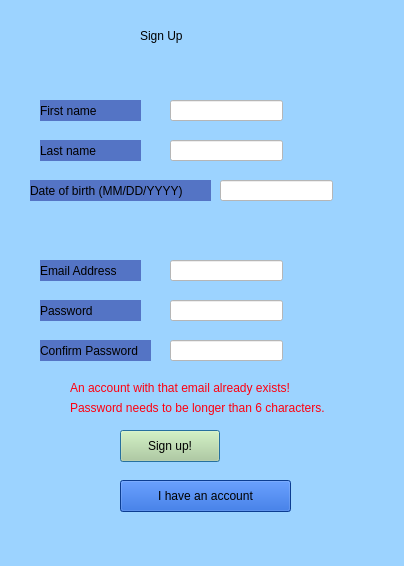
The window that signup.ui (ban2224/capstone_motor) describes before a commit, drawn with Qt 5.
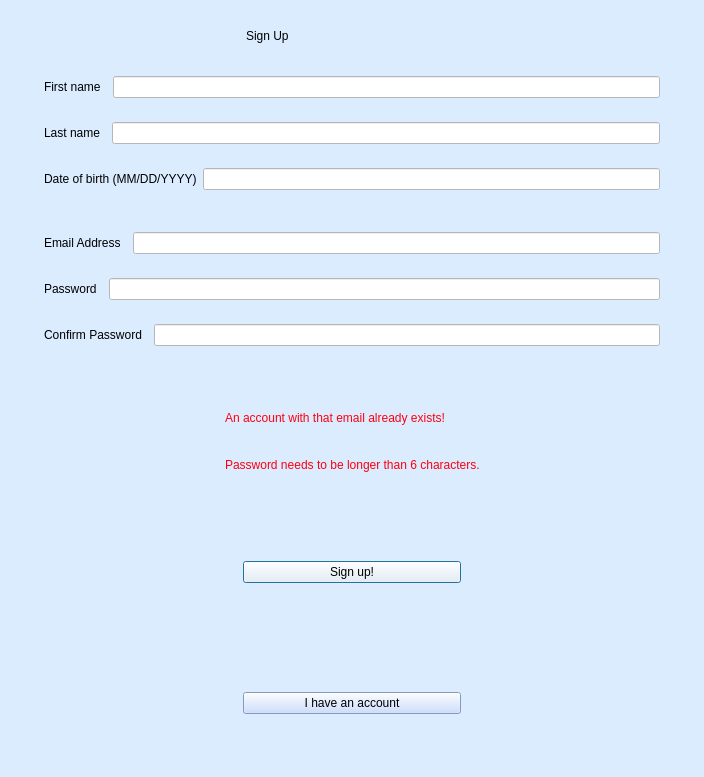
The same window after the commit.

What changed in the file:
```diff
--- a/signup.ui
+++ b/signup.ui
@@ -6,59 +6,29 @@
    <rect>
     <x>0</x>
     <y>0</y>
-    <width>404</width>
-    <height>566</height>
+    <width>704</width>
+    <height>777</height>
    </rect>
   </property>
   <property name="windowTitle">
    <string>Dialog</string>
   </property>
   <property name="styleSheet">
-   <string notr="true">background-color: rgb(156, 211, 255)
+   <string notr="true">background:rgb(219, 236, 255)
 </string>
   </property>
-  <widget class="QLabel" name="ea">
-   <property name="geometry">
-    <rect>
-     <x>40</x>
-     <y>260</y>
-     <width>101</width>
-     <height>21</height>
-    </rect>
-   </property>
-   <property name="styleSheet">
-    <string notr="true">background-color:rgb(84, 116, 197)</string>
-   </property>
-   <property name="text">
-    <string>Email Address</string>
-   </property>
-  </widget>
-  <widget class="QLabel" name="password">
-   <property name="geometry">
-    <rect>
-     <x>40</x>
-     <y>300</y>
-     <width>101</width>
-     <height>21</height>
-    </rect>
-   </property>
-   <property name="styleSheet">
-    <string notr="true">background-color:rgb(84, 116, 197)
-</string>
-   </property>
-   <property name="text">
-    <string>Password</string>
-   </property>
-  </widget>
+  <layout class="QVBoxLayout" name="verticalLayout_5">
+   <item>
+    <widget class="QWidget" name="widget_29" native="true">
+     <layout class="QVBoxLayout" name="verticalLayout_3">
+      <item>
+       <widget class="QWidget" name="widget" native="true">
+        <layout class="QHBoxLayout" name="horizontalLayout_2">
+         <item>
+          <widget class="QWidget" name="widget_6" native="true"/>
+         </item>
+         <item>
   <widget class="QLabel" name="SignUp">
-   <property name="geometry">
-    <rect>
-     <x>140</x>
-     <y>20</y>
-     <width>111</width>
-     <height>31</height>
-    </rect>
-   </property>
    <property name="styleSheet">
     <string notr="true">font: 700 italic 26pt &quot;Georgia&quot;;
 </string>
@@ -67,142 +37,107 @@
     <string>Sign Up</string>
    </property>
   </widget>
-  <widget class="QPushButton" name="subutton">
-   <property name="geometry">
-    <rect>
-     <x>120</x>
-     <y>430</y>
-     <width>100</width>
-     <height>32</height>
-    </rect>
-   </property>
-   <property name="styleSheet">
-    <string notr="true">background-color:rgb(184, 210, 146)</string>
-   </property>
-   <property name="text">
-    <string>Sign up!</string>
-   </property>
-  </widget>
-  <widget class="QLineEdit" name="easu">
-   <property name="geometry">
-    <rect>
-     <x>170</x>
-     <y>260</y>
-     <width>113</width>
-     <height>21</height>
-    </rect>
-   </property>
-   <property name="styleSheet">
-    <string notr="true">background-color:
-rgb(255, 255, 255)</string>
-   </property>
-   <property name="text">
-    <string/>
-   </property>
-  </widget>
-  <widget class="QLineEdit" name="passwordsu">
-   <property name="geometry">
-    <rect>
-     <x>170</x>
-     <y>300</y>
-     <width>113</width>
-     <height>21</height>
-    </rect>
-   </property>
-   <property name="styleSheet">
-    <string notr="true">background-color:
-rgb(255, 255, 255)</string>
-   </property>
-  </widget>
-  <widget class="QLabel" name="cpassword">
-   <property name="geometry">
-    <rect>
-     <x>40</x>
-     <y>340</y>
-     <width>111</width>
-     <height>21</height>
-    </rect>
-   </property>
-   <property name="styleSheet">
-    <string notr="true">background-color:rgb(84, 116, 197)
-</string>
-   </property>
-   <property name="text">
-    <string>Confirm Password</string>
-   </property>
-  </widget>
-  <widget class="QLineEdit" name="passwordsu_2">
-   <property name="geometry">
-    <rect>
-     <x>170</x>
-     <y>340</y>
-     <width>113</width>
-     <height>21</height>
-    </rect>
-   </property>
-   <property name="styleSheet">
-    <string notr="true">background-color:
-rgb(255, 255, 255)</string>
-   </property>
-  </widget>
+         </item>
+         <item>
+          <widget class="QWidget" name="widget_7" native="true"/>
+         </item>
+        </layout>
+       </widget>
+      </item>
+      <item>
+       <widget class="QWidget" name="widget_15" native="true">
+        <layout class="QVBoxLayout" name="verticalLayout">
+         <item>
+          <widget class="QWidget" name="widget_2" native="true">
+           <layout class="QHBoxLayout" name="horizontalLayout">
+            <item>
+             <widget class="QWidget" name="widget_3" native="true"/>
+            </item>
+            <item>
   <widget class="QLabel" name="ea_2">
-   <property name="geometry">
-    <rect>
-     <x>40</x>
-     <y>100</y>
-     <width>101</width>
-     <height>21</height>
-    </rect>
-   </property>
    <property name="styleSheet">
-    <string notr="true">background-color:rgb(84, 116, 197)</string>
+               <string notr="true"/>
    </property>
    <property name="text">
     <string>First name</string>
    </property>
   </widget>
+            </item>
+            <item>
+             <widget class="QWidget" name="widget_4" native="true"/>
+            </item>
+            <item>
+             <widget class="QLineEdit" name="firstname">
+              <property name="styleSheet">
+               <string notr="true">background-color:
+rgb(255, 255, 255)</string>
+              </property>
+              <property name="text">
+               <string/>
+              </property>
+             </widget>
+            </item>
+            <item>
+             <widget class="QWidget" name="widget_5" native="true"/>
+            </item>
+           </layout>
+          </widget>
+         </item>
+         <item>
+          <widget class="QWidget" name="widget_8" native="true">
+           <layout class="QHBoxLayout" name="horizontalLayout_3">
+            <item>
+             <widget class="QWidget" name="widget_9" native="true"/>
+            </item>
+            <item>
   <widget class="QLabel" name="lastnamelabel">
-   <property name="geometry">
-    <rect>
-     <x>40</x>
-     <y>140</y>
-     <width>101</width>
-     <height>21</height>
-    </rect>
-   </property>
    <property name="styleSheet">
-    <string notr="true">background-color:rgb(84, 116, 197)</string>
+               <string notr="true"/>
    </property>
    <property name="text">
     <string>Last name</string>
    </property>
   </widget>
+            </item>
+            <item>
+             <widget class="QWidget" name="widget_10" native="true"/>
+            </item>
+            <item>
+             <widget class="QLineEdit" name="lastname">
+              <property name="styleSheet">
+               <string notr="true">background-color:
+rgb(255, 255, 255)</string>
+              </property>
+              <property name="text">
+               <string/>
+              </property>
+             </widget>
+            </item>
+            <item>
+             <widget class="QWidget" name="widget_11" native="true"/>
+            </item>
+           </layout>
+          </widget>
+         </item>
+         <item>
+          <widget class="QWidget" name="widget_12" native="true">
+           <layout class="QHBoxLayout" name="horizontalLayout_4">
+            <item>
+             <widget class="QWidget" name="widget_13" native="true"/>
+            </item>
+            <item>
   <widget class="QLabel" name="DOBlabel">
-   <property name="geometry">
-    <rect>
-     <x>30</x>
-     <y>180</y>
-     <width>181</width>
-     <height>21</height>
-    </rect>
-   </property>
    <property name="styleSheet">
-    <string notr="true">background-color:rgb(84, 116, 197)
+               <string notr="true">
 </string>
    </property>
    <property name="text">
     <string>Date of birth (MM/DD/YYYY)</string>
    </property>
   </widget>
+            </item>
+            <item>
   <widget class="QLineEdit" name="DOB">
-   <property name="geometry">
-    <rect>
-     <x>220</x>
-     <y>180</y>
-     <width>113</width>
-     <height>21</height>
-    </rect>
-   </property>
    <property name="styleSheet">
     <string notr="true">background-color:
 rgb(255, 255, 255)</string>
@@ -211,15 +146,40 @@
     <string/>
    </property>
   </widget>
-  <widget class="QLineEdit" name="lastname">
-   <property name="geometry">
-    <rect>
-     <x>170</x>
-     <y>140</y>
-     <width>113</width>
-     <height>21</height>
-    </rect>
-   </property>
+            </item>
+            <item>
+             <widget class="QWidget" name="widget_14" native="true"/>
+            </item>
+           </layout>
+          </widget>
+         </item>
+        </layout>
+       </widget>
+      </item>
+      <item>
+       <widget class="QWidget" name="widget_28" native="true">
+        <layout class="QVBoxLayout" name="verticalLayout_2">
+         <item>
+          <widget class="QWidget" name="widget_16" native="true">
+           <layout class="QHBoxLayout" name="horizontalLayout_5">
+            <item>
+             <widget class="QWidget" name="widget_17" native="true"/>
+            </item>
+            <item>
+             <widget class="QLabel" name="ea">
+              <property name="styleSheet">
+               <string notr="true"/>
+              </property>
+              <property name="text">
+               <string>Email Address</string>
+              </property>
+             </widget>
+            </item>
+            <item>
+             <widget class="QWidget" name="widget_18" native="true"/>
+            </item>
+            <item>
+             <widget class="QLineEdit" name="easu">
    <property name="styleSheet">
     <string notr="true">background-color:
 rgb(255, 255, 255)</string>
@@ -228,65 +188,167 @@
     <string/>
    </property>
   </widget>
-  <widget class="QLineEdit" name="firstname">
-   <property name="geometry">
-    <rect>
-     <x>170</x>
-     <y>100</y>
-     <width>113</width>
-     <height>21</height>
-    </rect>
-   </property>
+            </item>
+            <item>
+             <widget class="QWidget" name="widget_19" native="true"/>
+            </item>
+           </layout>
+          </widget>
+         </item>
+         <item>
+          <widget class="QWidget" name="widget_20" native="true">
+           <layout class="QHBoxLayout" name="horizontalLayout_6">
+            <item>
+             <widget class="QWidget" name="widget_21" native="true"/>
+            </item>
+            <item>
+             <widget class="QLabel" name="password">
    <property name="styleSheet">
-    <string notr="true">background-color:
-rgb(255, 255, 255)</string>
+               <string notr="true">
+</string>
    </property>
    <property name="text">
-    <string/>
-   </property>
-  </widget>
-  <widget class="QPushButton" name="ihaveacct_button">
-   <property name="geometry">
-    <rect>
-     <x>120</x>
-     <y>480</y>
-     <width>171</width>
-     <height>32</height>
-    </rect>
-   </property>
+               <string>Password</string>
+              </property>
+             </widget>
+            </item>
+            <item>
+             <widget class="QWidget" name="widget_22" native="true"/>
+            </item>
+            <item>
+             <widget class="QLineEdit" name="passwordsu">
+              <property name="styleSheet">
+               <string notr="true">background-color:
+rgb(255, 255, 255)</string>
+              </property>
+             </widget>
+            </item>
+            <item>
+             <widget class="QWidget" name="widget_23" native="true"/>
+            </item>
+           </layout>
+          </widget>
+         </item>
+         <item>
+          <widget class="QWidget" name="widget_24" native="true">
+           <layout class="QHBoxLayout" name="horizontalLayout_7">
+            <item>
+             <widget class="QWidget" name="widget_25" native="true"/>
+            </item>
+            <item>
+             <widget class="QLabel" name="cpassword">
    <property name="styleSheet">
-    <string notr="true">background-color:rgb(17, 85, 204)</string>
+               <string notr="true">
+</string>
    </property>
    <property name="text">
-    <string>I have an account</string>
-   </property>
-  </widget>
+               <string>Confirm Password</string>
+              </property>
+             </widget>
+            </item>
+            <item>
+             <widget class="QWidget" name="widget_26" native="true"/>
+            </item>
+            <item>
+             <widget class="QLineEdit" name="passwordsu_2">
+              <property name="styleSheet">
+               <string notr="true">background-color:
+rgb(255, 255, 255)</string>
+              </property>
+             </widget>
+            </item>
+            <item>
+             <widget class="QWidget" name="widget_27" native="true"/>
+            </item>
+           </layout>
+          </widget>
+         </item>
+        </layout>
+       </widget>
+      </item>
+     </layout>
+    </widget>
+   </item>
+   <item>
+    <widget class="QWidget" name="widget_31" native="true">
+     <layout class="QHBoxLayout" name="horizontalLayout_8">
+      <item>
+       <widget class="QWidget" name="widget_32" native="true"/>
+      </item>
+      <item>
+       <widget class="QWidget" name="widget_30" native="true">
+        <layout class="QVBoxLayout" name="verticalLayout_4">
+         <item>
   <widget class="QLabel" name="errormessage">
-   <property name="geometry">
-    <rect>
-     <x>70</x>
-     <y>380</y>
-     <width>261</width>
-     <height>16</height>
-    </rect>
-   </property>
    <property name="text">
     <string>&lt;html&gt;&lt;head/&gt;&lt;body&gt;&lt;p&gt;&lt;span style=&quot; color:#ff000f;&quot;&gt;An account with that email already exists!&lt;/span&gt;&lt;/p&gt;&lt;/body&gt;&lt;/html&gt;</string>
    </property>
   </widget>
+         </item>
+         <item>
   <widget class="QLabel" name="errormessage2">
-   <property name="geometry">
-    <rect>
-     <x>70</x>
-     <y>400</y>
-     <width>291</width>
-     <height>16</height>
-    </rect>
-   </property>
    <property name="text">
     <string>&lt;html&gt;&lt;head/&gt;&lt;body&gt;&lt;p&gt;&lt;span style=&quot; color:#ff000f;&quot;&gt;Password needs to be longer than 6 characters.&lt;/span&gt;&lt;/p&gt;&lt;/body&gt;&lt;/html&gt;</string>
    </property>
   </widget>
+         </item>
+        </layout>
+       </widget>
+      </item>
+      <item>
+       <widget class="QWidget" name="widget_33" native="true"/>
+      </item>
+     </layout>
+    </widget>
+   </item>
+   <item>
+    <widget class="QWidget" name="widget_34" native="true">
+     <property name="enabled">
+      <bool>true</bool>
+     </property>
+     <layout class="QHBoxLayout" name="horizontalLayout_9">
+      <item>
+       <widget class="QWidget" name="widget_35" native="true"/>
+      </item>
+      <item>
+       <widget class="QPushButton" name="subutton">
+        <property name="styleSheet">
+         <string notr="true">background:rgb(248, 251, 255)</string>
+        </property>
+        <property name="text">
+         <string>Sign up!</string>
+        </property>
+       </widget>
+      </item>
+      <item>
+       <widget class="QWidget" name="widget_36" native="true"/>
+      </item>
+     </layout>
+    </widget>
+   </item>
+   <item>
+    <widget class="QWidget" name="widget_37" native="true">
+     <layout class="QHBoxLayout" name="horizontalLayout_10">
+      <item>
+       <widget class="QWidget" name="widget_38" native="true"/>
+      </item>
+      <item>
+       <widget class="QPushButton" name="ihaveacct_button">
+        <property name="styleSheet">
+         <string notr="true">background-color:rgb(190, 213, 255)</string>
+        </property>
+        <property name="text">
+         <string>I have an account</string>
+        </property>
+       </widget>
+      </item>
+      <item>
+       <widget class="QWidget" name="widget_39" native="true"/>
+      </item>
+     </layout>
+    </widget>
+   </item>
+  </layout>
  </widget>
  <resources/>
  <connections/>
```
Lines whose indentation alone changed are shown as unchanged.
